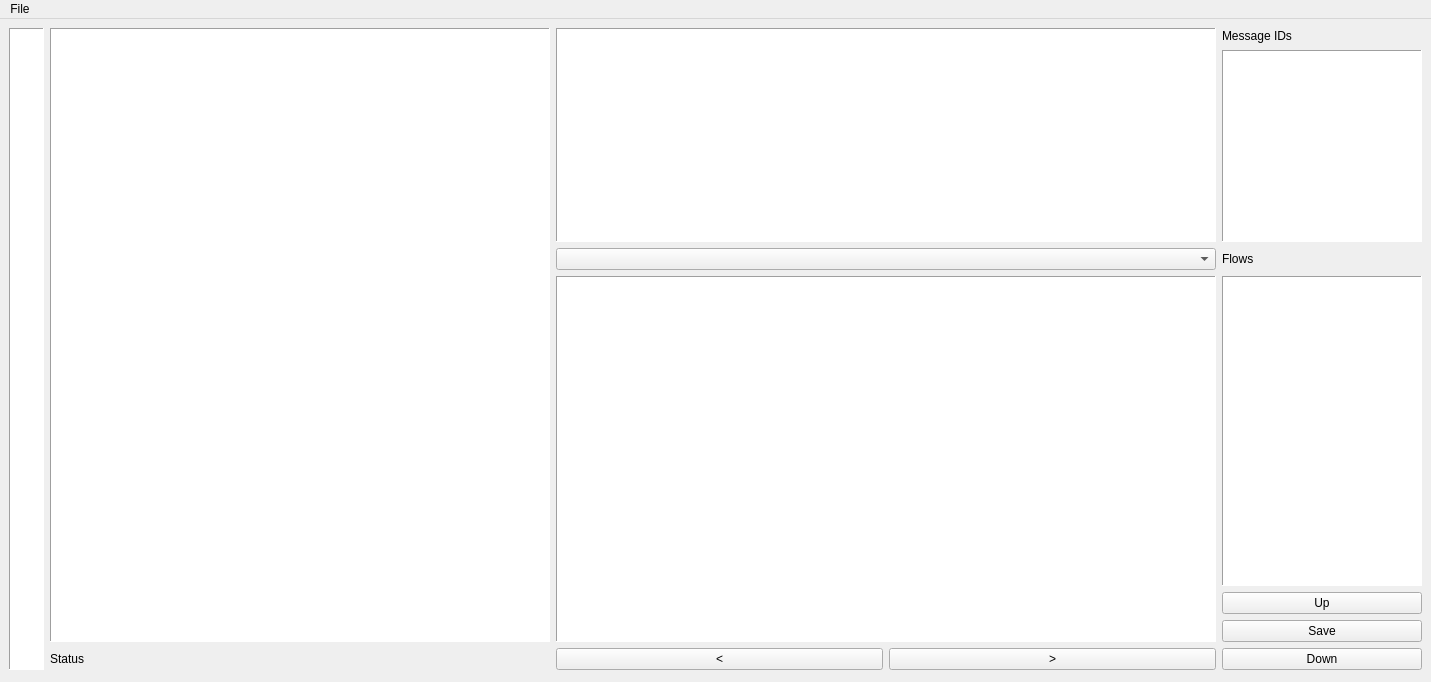
Old version of the form Content Engineer Studio/main_window.ui in the repository GhubDB/Content-Engineer-Studio.
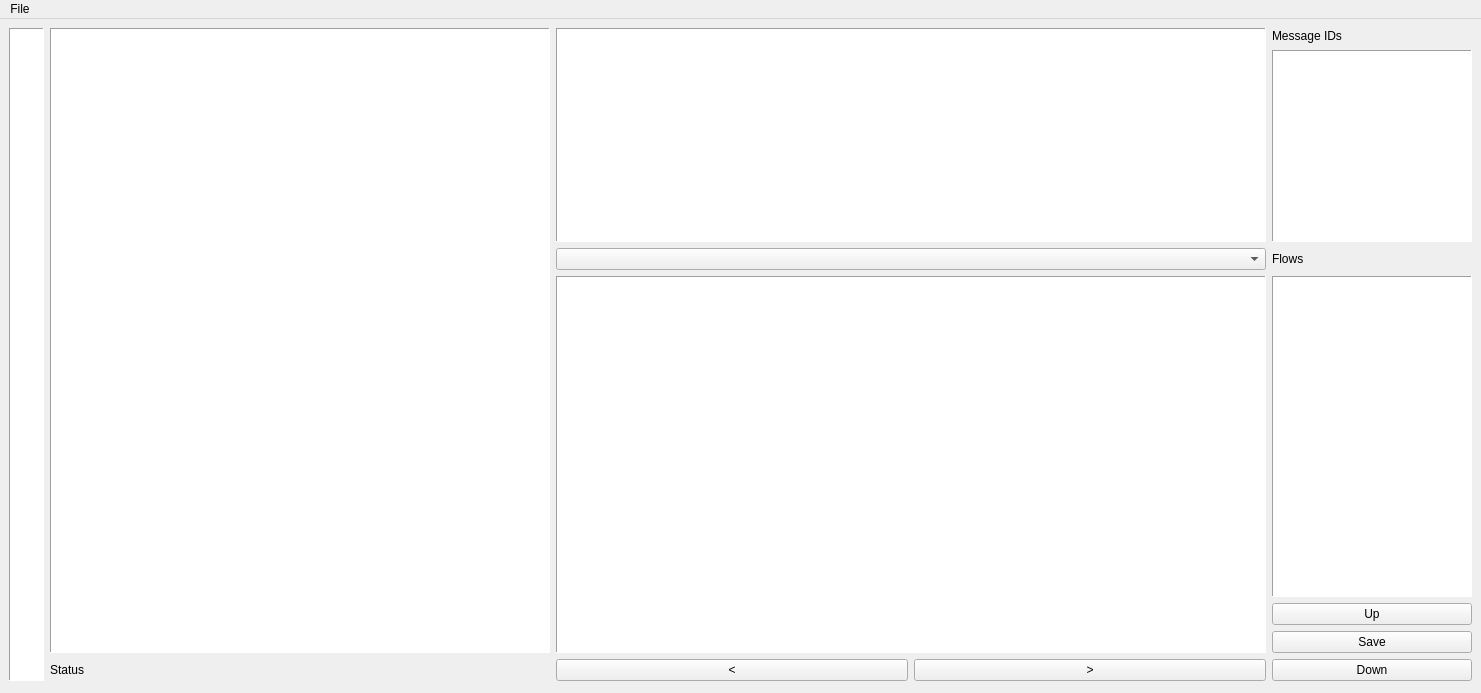
New version of the form.

Patch:
```diff
--- a/Content Engineer Studio/main_window.ui
+++ b/Content Engineer Studio/main_window.ui
@@ -6,8 +6,8 @@
    <rect>
     <x>0</x>
     <y>0</y>
-    <width>1431</width>
-    <height>682</height>
+    <width>1481</width>
+    <height>693</height>
    </rect>
   </property>
   <property name="windowTitle">
@@ -103,6 +103,12 @@
     </item>
     <item row="6" column="2" rowspan="8" colspan="2">
      <widget class="QTextEdit" name="analysis">
+      <property name="sizePolicy">
+       <sizepolicy hsizetype="Expanding" vsizetype="Expanding">
+        <horstretch>0</horstretch>
+        <verstretch>2</verstretch>
+       </sizepolicy>
+      </property>
       <property name="font">
        <font>
         <pointsize>10</pointsize>
@@ -291,7 +297,7 @@
       <property name="minimumSize">
        <size>
         <width>0</width>
-        <height>100</height>
+        <height>120</height>
        </size>
       </property>
       <property name="frameShape">
@@ -377,7 +383,7 @@
     <rect>
      <x>0</x>
      <y>0</y>
-     <width>1431</width>
+     <width>1481</width>
      <height>26</height>
     </rect>
    </property>
```
Left out of the diff: 192 changed lines with no effect on the pictures.
